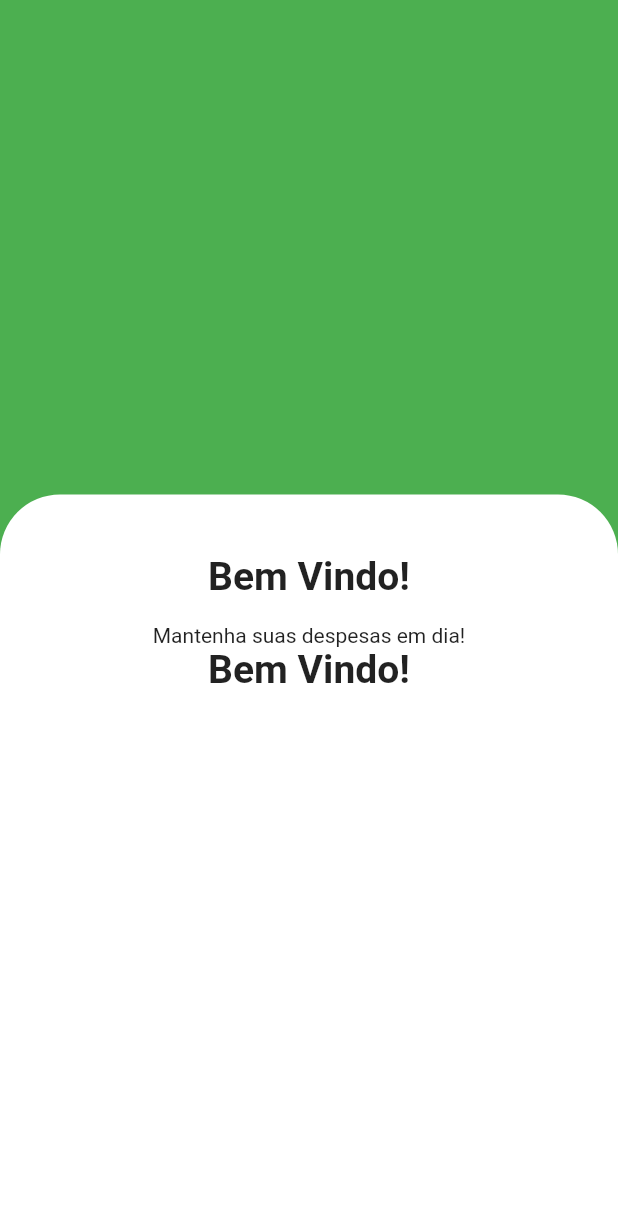
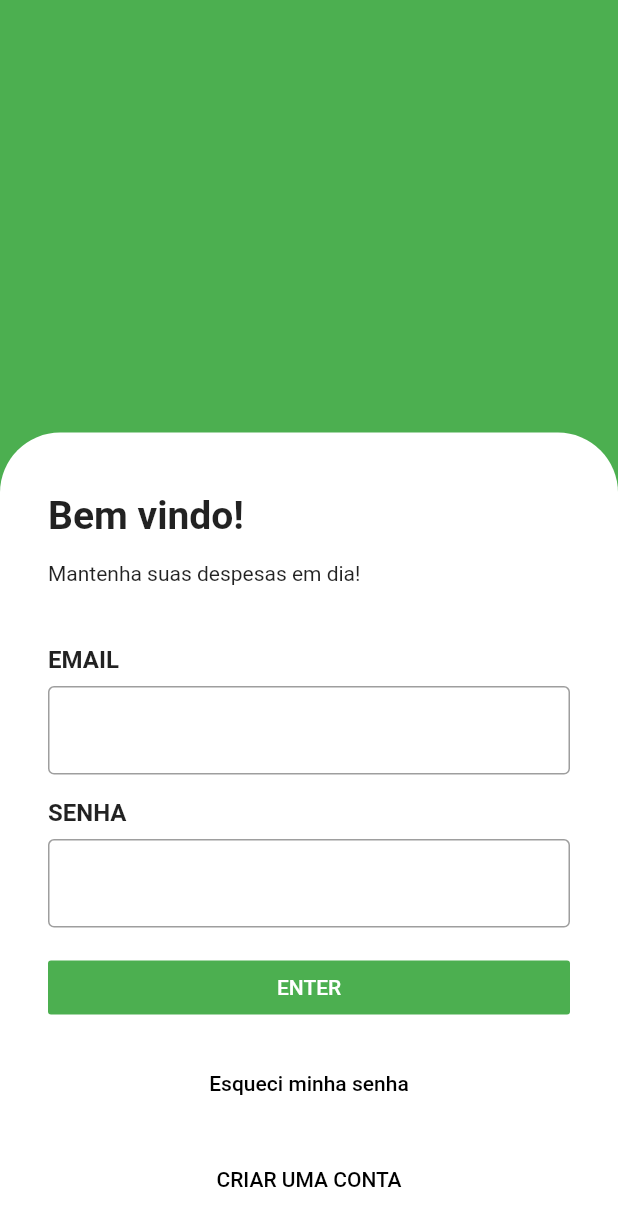
Before and after one commit to Vinicius-C-Castro/ReggistreApp, a Flutter app: the screen it shows after launch, on a phone screen of 412 x 824 dp. Shown: the top 1226 px of the screen. Run offline on Flutter 3.47's test engine with Material 2 defaults, Android fonts, the phone set to English and light mode, and no system bars.

Commit message:
feat: :lipstick: Inclusão dos demais componentes na tela

```diff
--- a/lib/modules/login/login_page.dart
+++ b/lib/modules/login/login_page.dart
@@ -23,7 +23,7 @@ class _LoginPageState extends State<LoginPage> {
               alignment: Alignment.bottomCenter,
               child:  Container(
                 width: size.width,
-                height: size.height * 0.6,
+                height: size.height * 0.65,
                 decoration: BoxDecoration(
                     color: Colors.white,
                     borderRadius: BorderRadius.only(
@@ -33,17 +33,89 @@ class _LoginPageState extends State<LoginPage> {
                 ),
                 child: Padding(
                   padding: const EdgeInsets.only(top: 40, left: 32, right: 32),
+                  child: SingleChildScrollView(
                     child: Column(
+                      crossAxisAlignment: CrossAxisAlignment.start,
                       children: [
-                      Text("Bem Vindo!", style: TextStyle(fontWeight: FontWeight.bold, fontSize: 26)
-                      ),
+                        Text("Bem vindo!", style: TextStyle(fontWeight: FontWeight.bold, fontSize: 26)),
                         SizedBox(
                           height: 16,
                         ),
                         Text("Mantenha suas despesas em dia!"),
-                      Text("Bem Vindo!", style: TextStyle(fontWeight: FontWeight.bold, fontSize: 26)
+                        SizedBox(
+                          height: 40 ,
+                        ),
+                        Padding(
+                          padding: const EdgeInsets.only(bottom: 8),
+                          child: Text("EMAIL", style: TextStyle(fontWeight: FontWeight.bold, fontSize: 16)),
+                        ),
+                        TextField(
+                            decoration: InputDecoration(border: OutlineInputBorder())
+                        ),
+                        SizedBox(
+                          height: 16 ,
+                        ),
+                        Padding(
+                          padding: const EdgeInsets.only(bottom: 8),
+                          child: Text("SENHA", style: TextStyle(fontWeight: FontWeight.bold, fontSize: 16)),
+                        ),
+                        TextField(
+                            decoration: InputDecoration(border: OutlineInputBorder())
+                        ),
+                        SizedBox(
+                          height: 16 ,
+                        ),
+                        Row(
+                          children: [
+                            Expanded(
+                              child: FlatButton(
+                                onPressed: null,
+                                child: Text(
+                                  "ENTER",
+                                  style: TextStyle(color: Colors.white),
+                                ),
+                                color: Colors.green,
+                                onLongPress: () {},
+                              ),
                             ),
                           ],
+                        ),
+                        SizedBox(
+                          height: 16 ,
+                        ),
+                        Row(
+                          children: [
+                            Expanded(
+                              child: FlatButton(
+                                onPressed: null,
+                                child: Text(
+                                  "Esqueci minha senha",
+                                  style: TextStyle(color: Colors.black),
+                                ),
+                                onLongPress: () {},
+                              ),
+                            ),
+                          ],
+                        ),
+                        SizedBox(
+                          height: 16 ,
+                        ),
+                        Row(
+                          children: [
+                            Expanded(
+                              child: FlatButton(
+                                onPressed: null,
+                                child: Text(
+                                  "CRIAR UMA CONTA",
+                                  style: TextStyle(color: Colors.black),
+                                ),
+                                onLongPress: () {},
+                              ),
+                            ),
+                          ],
+                        ),
+                      ],
+                    ),
                   ),
                 ),
               )
```
Lines whose indentation alone changed are shown as unchanged.
